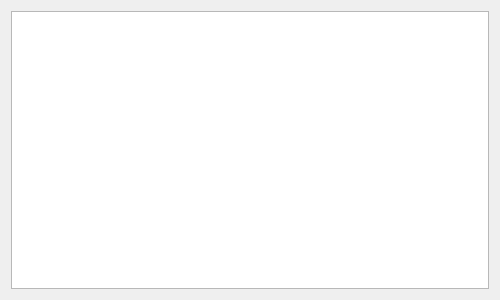
Before: the Qt Designer form Qt/Qt Projects/CustomTableModel/MainWidget.ui in tongmon/desktop-client-practice, drawn with Qt 5.
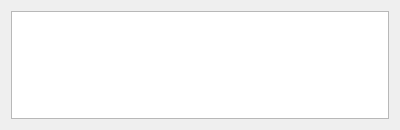
After: the same form once the commit is applied.

```diff
--- a/Qt/Qt Projects/CustomTableModel/MainWidget.ui
+++ b/Qt/Qt Projects/CustomTableModel/MainWidget.ui
@@ -6,8 +6,8 @@
    <rect>
     <x>0</x>
     <y>0</y>
-    <width>500</width>
-    <height>300</height>
+    <width>400</width>
+    <height>130</height>
    </rect>
   </property>
   <property name="windowTitle">
```
